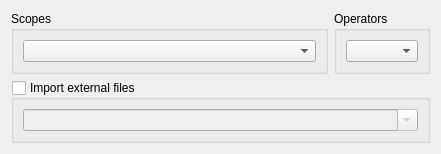
Old version of the form v2/trunk/monkey/src/xupmanager/gui/XUPAddFiles.ui in the repository testmana2/mks.
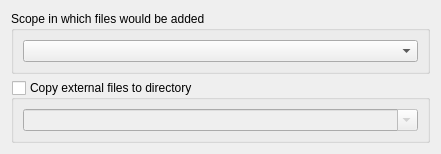
New version of the form. Custom widgets are drawn as their Qt base class.

```diff
--- a/v2/trunk/monkey/src/xupmanager/gui/XUPAddFiles.ui
+++ b/v2/trunk/monkey/src/xupmanager/gui/XUPAddFiles.ui
@@ -12,17 +12,17 @@
   <property name="windowTitle" >
    <string>My Form Class</string>
   </property>
-  <layout class="QGridLayout" name="glWidget" >
-   <item row="0" column="0" >
-    <widget class="QGroupBox" name="gbScopes" >
-     <property name="sizePolicy" >
-      <sizepolicy vsizetype="Preferred" hsizetype="Expanding" >
+  <layout class="QVBoxLayout" name="verticalLayout_2">
+   <item>
+    <widget class="QGroupBox" name="gbScopes">
+     <property name="sizePolicy">
+      <sizepolicy hsizetype="Expanding" vsizetype="Preferred">
        <horstretch>0</horstretch>
        <verstretch>0</verstretch>
       </sizepolicy>
      </property>
-     <property name="title" >
-      <string>Scopes</string>
+     <property name="title">
+      <string>Scope in which files would be added</string>
      </property>
      <layout class="QVBoxLayout" name="verticalLayout" >
       <item>
@@ -31,25 +31,13 @@
      </layout>
     </widget>
    </item>
-   <item row="0" column="1" >
-    <widget class="QGroupBox" name="gbOperators" >
-     <property name="title" >
-      <string>Operators</string>
-     </property>
-     <layout class="QVBoxLayout" name="verticalLayout_2" >
-      <item>
-       <widget class="QComboBox" name="cbOperators" />
-      </item>
-     </layout>
-    </widget>
-   </item>
-   <item row="1" column="0" colspan="2" >
-    <widget class="QGroupBox" name="gbImport" >
-     <property name="toolTip" >
+   <item>
+    <widget class="QGroupBox" name="gbImport">
+     <property name="toolTip">
       <string>Imported files will by default be copied to project path unless you provide a relative only path from project path</string>
      </property>
-     <property name="title" >
-      <string>Import external files</string>
+     <property name="title">
+      <string>Copy external files to directory</string>
      </property>
      <property name="checkable" >
       <bool>true</bool>
```
Left out of the diff: 43 changed lines with no effect on the pictures.
